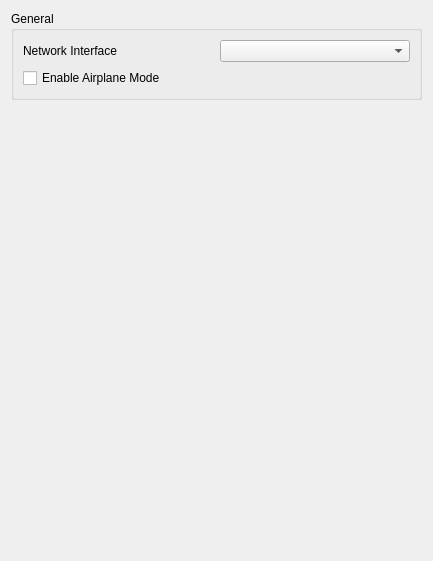
Old version of the form src/yuzu/configuration/configure_network.ui in the repository rorrim-rorrim/eden-alt.
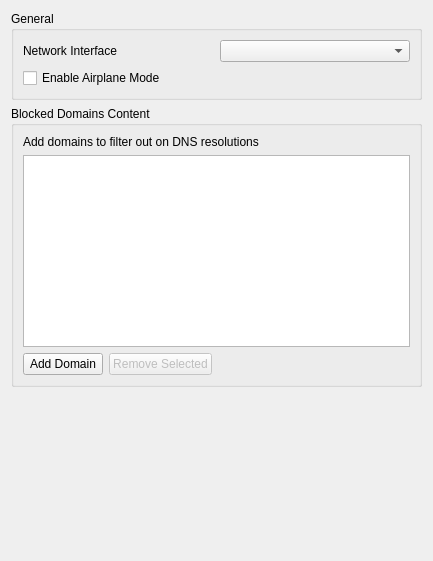
New version of the form.

Commit message: [common/settings] Allow to add custom blocked domains & change hardcoded list

```diff
--- a/src/yuzu/configuration/configure_network.ui
+++ b/src/yuzu/configuration/configure_network.ui
@@ -45,6 +45,66 @@
        </layout>
       </widget>
      </item>
+     <item>
+      <widget class="QGroupBox" name="groupBox_blocked_domains">
+       <property name="title">
+        <string>Blocked Domains Content</string>
+       </property>
+       <layout class="QVBoxLayout" name="verticalLayout_blocked_domains">
+        <item>
+         <widget class="QLabel" name="label_blocked_domains_desc">
+          <property name="text">
+           <string>Add domains to filter out on DNS resolutions</string>
+          </property>
+          <property name="wordWrap">
+           <bool>true</bool>
+          </property>
+         </widget>
+        </item>
+        <item>
+         <widget class="QListWidget" name="blocked_domains_list">
+          <property name="selectionMode">
+           <enum>QAbstractItemView::SingleSelection</enum>
+          </property>
+         </widget>
+        </item>
+        <item>
+         <layout class="QHBoxLayout" name="horizontalLayout_blocked_domains_buttons">
+          <item>
+           <widget class="QPushButton" name="add_blocked_domains_button">
+            <property name="text">
+             <string>Add Domain</string>
+            </property>
+           </widget>
+          </item>
+          <item>
+           <widget class="QPushButton" name="remove_blocked_domains_button">
+            <property name="text">
+             <string>Remove Selected</string>
+            </property>
+            <property name="enabled">
+             <bool>false</bool>
+            </property>
+           </widget>
+          </item>
+          <item>
+           <spacer name="horizontalSpacer_blocked_domains">
+            <property name="orientation">
+             <enum>Qt::Horizontal</enum>
+            </property>
+            <property name="sizeHint" stdset="0">
+             <size>
+              <width>40</width>
+              <height>20</height>
+             </size>
+            </property>
+           </spacer>
+          </item>
+         </layout>
+        </item>
+       </layout>
+      </widget>
+     </item>
     </layout>
    </item>
    <item>
```
The commit also changes 5 other files.
